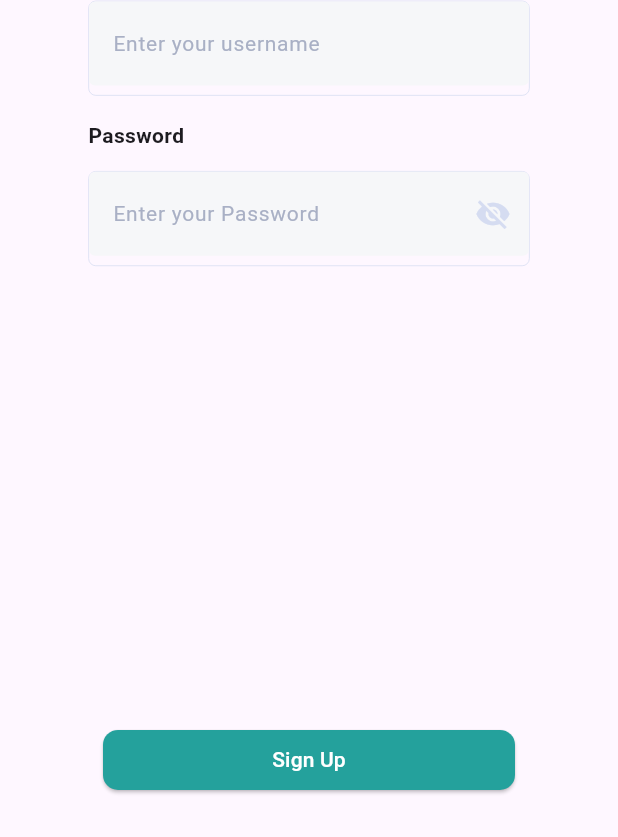
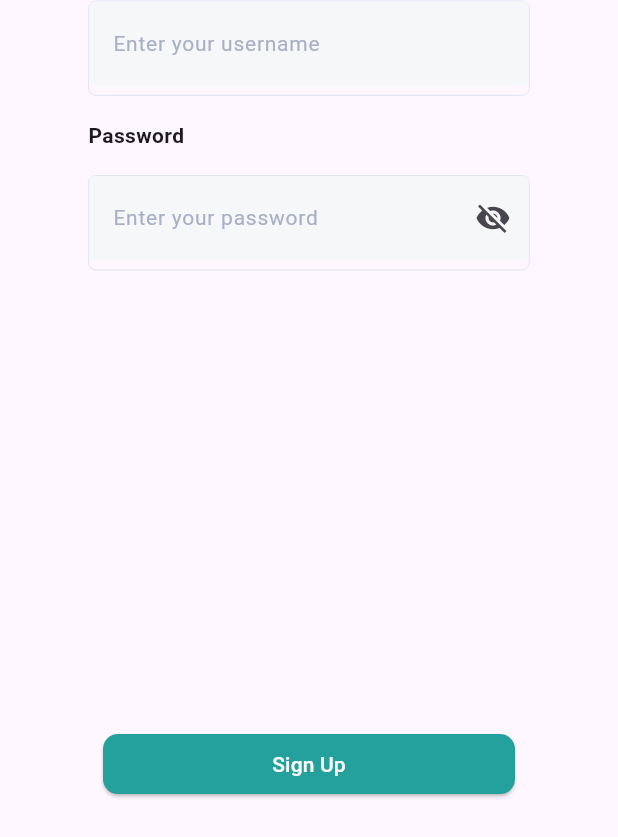
Before and after one commit to Kendra-ui/new_todo, a Flutter app: the SignUp screen opened directly, on a phone screen of 412 x 824 dp. Shown: the part 369-1206 px from the top of the screen. Run offline on Flutter 3.47's test engine with Material 3 defaults, Android fonts, the phone set to English and light mode, and no system bars; our stand-ins replace charts_flutter, cloud_firestore, firebase_auth, firebase_core, firebase_database; missing offline and left inert: horizontal_calendar; accounts and stored records are empty.

Commit message:
adding files

```diff
--- a/lib/Account/login.dart
+++ b/lib/Account/login.dart
@@ -1,6 +1,6 @@
 import 'package:flutter/material.dart';
 import 'package:new_todo/Widget/todo_list.dart';
-import 'package:new_todo/navigation/navigationbar.dart';
+import 'package:firebase_auth/firebase_auth.dart';
 
 class Login extends StatefulWidget {
   const Login({super.key});
@@ -11,6 +11,7 @@ class Login extends StatefulWidget {
 
 class _LoginState extends State<Login> {
   TextEditingController email = TextEditingController();
+  final _auth = FirebaseAuth.instance;
 
   @override
   Widget build(BuildContext context) {
@@ -80,7 +81,8 @@ class _LoginState extends State<Login> {
                           const MaterialStatePropertyAll(Color(0xFF24A19C)),
                       shape: MaterialStatePropertyAll(RoundedRectangleBorder(
                           borderRadius: BorderRadius.circular(10)))),
-                  onPressed: () {
+                  onPressed: () async {
+
                     Navigator.of(context).pushReplacement(MaterialPageRoute(
                         builder: (BuildContext context) => const Todo()));
                   },
--- a/lib/Account/sign_up.dart
+++ b/lib/Account/sign_up.dart
@@ -1,8 +1,11 @@
+// ignore_for_file: avoid_print
+
 import 'package:flutter/material.dart';
 import 'package:new_todo/Account/login.dart';
 import 'package:new_todo/Widget/todo_list.dart';
-//import 'package:firebase_database/firebase_database.dart';
-//import 'package:cloud_firestore/cloud_firestore.dart';
+import 'package:firebase_database/firebase_database.dart';
+import 'package:cloud_firestore/cloud_firestore.dart';
+import 'package:firebase_auth/firebase_auth.dart';
 
 class SignUp extends StatefulWidget {
   const SignUp({super.key});
@@ -15,14 +18,19 @@ class _SignUpState extends State<SignUp> {
   final TextEditingController _username = TextEditingController();
   final TextEditingController _password = TextEditingController();
 
+  bool isVisible = false;
+
   //initialize the firestore object
-  // final firestore = FirebaseFirestore.instance;
-  // get data => null;
+  final firestore = FirebaseFirestore.instance;
+  get data => null;
+  final _formKey = GlobalKey<FormState>();
+  final _auth = FirebaseAuth.instance;
 
   @override
   Widget build(BuildContext context) {
     return Scaffold(
-      body: Container(
+      body: SingleChildScrollView(
+        child: Container(
           alignment: Alignment.center,
           child: Column(
             children: [
@@ -48,7 +56,11 @@ class _SignUpState extends State<SignUp> {
               SizedBox(
                 height: MediaQuery.of(context).size.height / 30,
               ),
-            Column(crossAxisAlignment: CrossAxisAlignment.start, children: [
+              Form(
+                key: _formKey,
+                child: Column(
+                    crossAxisAlignment: CrossAxisAlignment.start,
+                    children: [
                       const Text(
                         'Username',
                         style: TextStyle(fontWeight: FontWeight.bold),
@@ -62,18 +74,27 @@ class _SignUpState extends State<SignUp> {
                         decoration: BoxDecoration(
                             border: Border.all(
                                 width: 0.5,
-                        color: const Color.fromARGB(255, 213, 220, 241)),
+                                color:
+                                    const Color.fromARGB(255, 213, 220, 241)),
                             borderRadius: BorderRadius.circular(5)),
                         child: TextFormField(
+                            validator: (value) {
+                              if (value!.isEmpty) {
+                                return 'Please enter text';
+                              } else if (value.length < 3) {
+                                return 'Name must be more than 2 charater';
+                              }
+                              return null;
+                            },
                             controller: _username,
                             decoration: const InputDecoration(
                               labelText: "Enter your username",
-                      labelStyle:
-                          TextStyle(fontSize: 14, color: Color(0xFFA9B0C5)),
+                              labelStyle: TextStyle(
+                                  fontSize: 14, color: Color(0xFFA9B0C5)),
                               filled: true,
                               fillColor: Color(0xFFF6F7F9),
-                      enabledBorder:
-                          OutlineInputBorder(borderSide: BorderSide.none),
+                              enabledBorder: OutlineInputBorder(
+                                  borderSide: BorderSide.none),
                             )),
                       ),
                       SizedBox(
@@ -84,7 +105,7 @@ class _SignUpState extends State<SignUp> {
                         style: TextStyle(fontWeight: FontWeight.bold),
                       ),
                       SizedBox(
-                height: MediaQuery.of(context).size.height / 60,
+                        height: MediaQuery.of(context).size.height / 50,
                       ),
                       Container(
                         height: MediaQuery.of(context).size.height / 13,
@@ -92,30 +113,48 @@ class _SignUpState extends State<SignUp> {
                         decoration: BoxDecoration(
                             border: Border.all(
                                 width: 0.5,
-                        color: const Color.fromARGB(255, 213, 220, 241)),
+                                color:
+                                    const Color.fromARGB(255, 213, 220, 241)),
                             borderRadius: BorderRadius.circular(5)),
                         child: TextFormField(
+                            validator: (value) {
+                              if (value!.isEmpty) {
+                                return 'Please enter text';
+                              } else if (value!.length <= 6) {
+                                return 'Password must be of 8 digit';
+                              }
+                              return null;
+                            },
                             controller: _password,
-                    decoration: const InputDecoration(
-                        labelText: "Enter your Password",
-                        labelStyle:
-                            TextStyle(fontSize: 14, color: Color(0xFFA9B0C5)),
+                            obscureText: isVisible,
+                            decoration: InputDecoration(
+                                labelText: "Enter your password",
+                                labelStyle: const TextStyle(
+                                    fontSize: 14, color: Color(0xFFA9B0C5)),
                                 filled: true,
-                        fillColor: Color(0xFFF6F7F9),
-                        enabledBorder:
-                            OutlineInputBorder(borderSide: BorderSide.none),
-                        suffixIcon: Icon(
-                          Icons.visibility_off,
-                          color: Color.fromARGB(255, 213, 220, 241),
+                                fillColor: const Color(0xFFF6F7F9),
+                                enabledBorder: const OutlineInputBorder(
+                                    borderSide: BorderSide.none),
+                                suffixIcon: IconButton(
+                                  icon: Icon(isVisible
+                                      ? Icons.visibility
+                                      : Icons.visibility_off),
+                                  onPressed: () {
+                                    setState(() {
+                                      isVisible = !isVisible;
+                                    });
+                                  },
                                 ))),
-              )
+                      ),
                     ]),
+              ),
               SizedBox(
                 height: MediaQuery.of(context).size.height / 2.7,
               ),
               Container(
                 width: MediaQuery.of(context).size.width / 1.5,
-              decoration: BoxDecoration(borderRadius: BorderRadius.circular(3)),
+                decoration:
+                    BoxDecoration(borderRadius: BorderRadius.circular(3)),
                 child: ElevatedButton(
                     style: ButtonStyle(
                         backgroundColor:
@@ -123,16 +162,28 @@ class _SignUpState extends State<SignUp> {
                         shape: MaterialStatePropertyAll(RoundedRectangleBorder(
                             borderRadius: BorderRadius.circular(10)))),
                     onPressed: () async {
-                    // if (_username.text.isNotEmpty &&
-                    //     _password.text.isNotEmpty) {
-                    //   //attach the data to the backend
-                    //   firestore.collection('user details').add({
-                    //     'username': _username.text,
-                    //     'password': _password.text
-                    //   });
-                    // }
-                    Navigator.of(context).pushReplacement(MaterialPageRoute(
-                        builder: (BuildContext context) => const Todo()));
+                      if (_formKey.currentState!.validate()) {
+                        //attach the data to the backend
+                        // firestore.collection('user details').add({
+                        //   'username': _username.text,
+                        //   'password': _password.text
+                        // });
+                        try {
+                          final newUser =
+                              await _auth.createUserWithEmailAndPassword(
+                                  email: _username.text,
+                                  password: _password.text);
+                          if (newUser.user != null) {
+                            // User created successfully, navigate to Todo or any other screen
+                            Navigator.of(context).pushReplacement(
+                                MaterialPageRoute(
+                                    builder: (BuildContext context) =>
+                                        const Todo()));
+                          }
+                        } catch (e) {
+                          print('Error creating user: $e');
+                        }
+                      }
                     },
                     child: const Text(
                       'Sign Up',
@@ -143,6 +194,7 @@ class _SignUpState extends State<SignUp> {
             ],
           ),
         ),
+      ),
     );
   }
 }
--- a/lib/main.dart
+++ b/lib/main.dart
@@ -1,4 +1,5 @@
 import 'package:flutter/material.dart';
+import 'package:new_todo/Account/sign_up.dart';
 import 'package:new_todo/onboarding/onboarding_wrapper.dart';
 import 'package:firebase_core/firebase_core.dart';
 
@@ -27,6 +28,6 @@ class _MyAppState extends State<MyApp> {
           colorScheme: ColorScheme.fromSeed(seedColor: Colors.deepPurple),
           useMaterial3: true,
         ),
-        home: const OnboardingWrapper());
+        home: const SignUp());
   }
 }
--- a/pubspec.yaml
+++ b/pubspec.yaml
@@ -45,6 +45,7 @@ dependencies:
   firebase_core: ^2.24.2
   firebase_database: 10.3.8
   cloud_firestore: ^4.13.6
+  firebase_auth: ^4.15.3
 
 dev_dependencies:
   flutter_test:
```
Also changed, not shown: pubspec.lock, 5 other files. Lines whose indentation alone changed are shown as unchanged.
